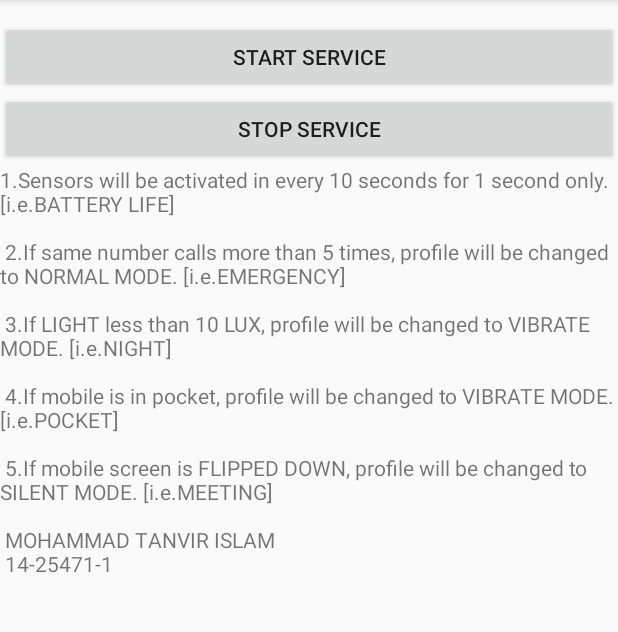
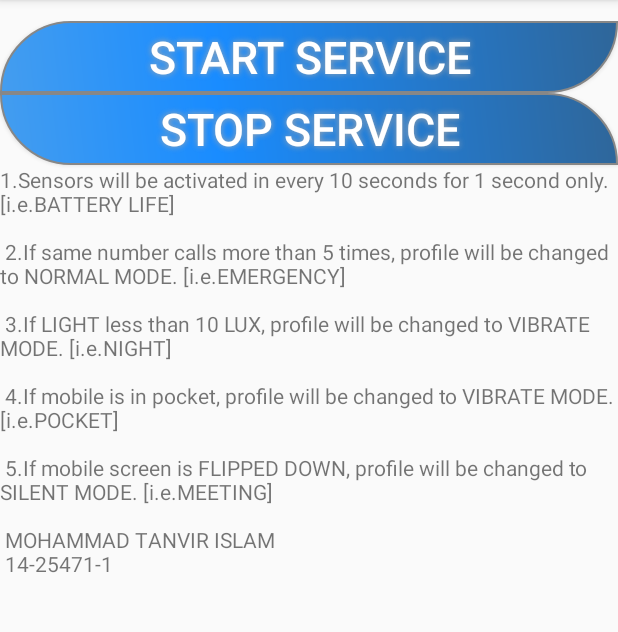
Before and after one commit to tanvieer/MyProjects, an Android app: the screen it shows after launch (MainActivity), on a phone screen of 412 x 824 dp, the part 84-716 px from its top. Run offline under Robolectric (Android 15) with nearby library versions, the phone set to English and light mode, and no system bars; our stand-ins replace AdMob; 2 statements that could not run were skipped.

Commit message:
AdMob and new UI

```diff
--- a/Android/MyAutoProfileManager/app/src/main/java/profilemanager/admob/tanvir/com/myautoprofilemanager/MainActivity.java
+++ b/Android/MyAutoProfileManager/app/src/main/java/profilemanager/admob/tanvir/com/myautoprofilemanager/MainActivity.java
@@ -14,8 +14,8 @@ import android.widget.Toast;
 
 public class MainActivity extends AppCompatActivity {
     // Remove the below line after defining your own ad unit ID.
-    private static final String TOAST_TEXT = "Test ads are being shown. "
-            + "To show live ads, replace the ad unit ID in res/values/strings.xml with your own ad unit ID.";
+    //private static final String TOAST_TEXT = "Test ads are being shown. "
+         //   + "To show live ads, replace the ad unit ID in res/values/strings.xml with your own ad unit ID.";
     private Intent myService;
 
 
--- a/Android/MyAutoProfileManager/app/src/main/java/profilemanager/admob/tanvir/com/myautoprofilemanager/ProfileManager.java
+++ b/Android/MyAutoProfileManager/app/src/main/java/profilemanager/admob/tanvir/com/myautoprofilemanager/ProfileManager.java
@@ -40,7 +40,7 @@ public class ProfileManager extends Service {
     @Nullable
     @Override
     public IBinder onBind(Intent intent) {
-        Log.d(TAG, "onBind Called");
+       // Log.d(TAG, "onBind Called");
         return null;
     }
 
@@ -53,9 +53,11 @@ public class ProfileManager extends Service {
         _AccelerometerSensor = sm.getSensorList(Sensor.TYPE_ACCELEROMETER).get(0);
         lightSensor = sm.getSensorList(Sensor.TYPE_LIGHT).get(0);
 
-        Log.d(TAG, "onStartCommand Called");
-        Log.d(TAG, "value_AccelarometerZ before =" + Double.toString(value_AccelarometerZ));
-        Log.d(TAG, "value_lightLux before =" + Double.toString(value_lightLux));
+      //  Log.d(TAG, "onStartCommand Called");
+      //  Log.d(TAG, "value_AccelarometerZ before =" + Double.toString(value_AccelarometerZ));
+      //  Log.d(TAG, "value_lightLux before =" + Double.toString(value_lightLux));
+        value_lightLux = 0.0;
+        value_AccelarometerZ = 0.0;
         AccelerometerCheckingStart();
         LightCheckingStart();
 
@@ -156,29 +158,36 @@ public class ProfileManager extends Service {
 //=================================================pROFILE===========================================
 
     private void ChangeProfile(){
-        Log.d(TAG,"ProfileChanger = "+myAudioManager.getRingerMode());
+        Log.d(TAG,"ProfileChanger RINGERMODE = "+myAudioManager.getRingerMode());   // 0 = silent, 1 = vibrate, 2 = normal
         if( MyCallReciver.callCounter < 5 && value_AccelarometerZ >-2 && value_lightLux<10 &&   myAudioManager.getRingerMode() != AudioManager.RINGER_MODE_VIBRATE) {
             Log.d("numrcv", "  PROFILE MANAGER night counter1  = " + MyCallReciver.callCounter);
+            Log.d(TAG, " night value_AccelarometerZ  = " + value_AccelarometerZ);
+            Log.d(TAG, " night value_lightLux  = " + value_lightLux);
             myAudioManager.setRingerMode(AudioManager.RINGER_MODE_VIBRATE);
         }
         else if( MyCallReciver.callCounter < 5 && value_AccelarometerZ <-7 && myAudioManager.getRingerMode() != AudioManager.RINGER_MODE_SILENT) {
             myAudioManager.setRingerMode(AudioManager.RINGER_MODE_SILENT);
             Log.d("numrcv", "  PROFILE MANAGER flipped counter2  = " + MyCallReciver.callCounter);
+            Log.d(TAG, " flipped value_AccelarometerZ  = " + value_AccelarometerZ);
+            Log.d(TAG, " flipped value_lightLux  = " + value_lightLux);
         }
         else if ( value_lightLux>500 && value_AccelarometerZ >-2 && myAudioManager.getRingerMode() != AudioManager.RINGER_MODE_NORMAL){
             myAudioManager.setRingerMode(AudioManager.RINGER_MODE_NORMAL);
             Log.d("numrcv", "  PROFILE MANAGER unflipped counter3  = " + MyCallReciver.callCounter);
+            Log.d(TAG, " UNflipped value_AccelarometerZ  = " + value_AccelarometerZ);
+            Log.d(TAG, " UNflipped value_lightLux  = " + value_lightLux);
         }
         if (MyCallReciver.callCounter > 4 && myAudioManager.getRingerMode() != AudioManager.RINGER_MODE_NORMAL){
             myAudioManager.setRingerMode(AudioManager.RINGER_MODE_NORMAL);
 
             Log.d("numrcv", "  PROFILE MANAGER emergency counter4  = " + MyCallReciver.callCounter);
+
+            Log.d(TAG, " EMERGENCY value_AccelarometerZ  = " + value_AccelarometerZ);
+            Log.d(TAG, " EMERGENCY value_lightLux  = " + value_lightLux);
+            Log.d(TAG, " EMERGENCY counter4  = " + MyCallReciver.callCounter);
         }
 
-        Log.d("numrcv", "  PROFILE MANAGER counter DEFAULT = " + MyCallReciver.callCounter);
-
-
-
+        Log.d(TAG, "  PROFILE MANAGER counter DEFAULT = " + MyCallReciver.callCounter);
 
     }
 
@@ -187,7 +196,7 @@ public class ProfileManager extends Service {
 
     public boolean TimeCompare() {
         // TODO Auto-generated method stub
-        Log.d("TEST_TAG", "Time Compare a dhukse");
+       // Log.d("TEST_TAG", "Time Compare a dhukse");
         Calendar c = Calendar.getInstance();
 
 
--- /dev/null
+++ b/Android/MyAutoProfileManager/app/src/main/res/drawable/buttonshape.xml
@@ -0,0 +1,27 @@
+<?xml version="1.0" encoding="utf-8"?>
+<shape xmlns:android="http://schemas.android.com/apk/res/android" android:shape="rectangle" >
+    <corners
+        android:topLeftRadius="50dp"
+        android:topRightRadius="0dp"
+        android:bottomLeftRadius="0dp"
+        android:bottomRightRadius="50dp"
+        />
+    <gradient
+        android:angle="45"
+        android:centerX="35%"
+        android:centerColor="#198CFF"
+        android:startColor="#449DEF"
+        android:endColor="#2F6699"
+        android:type="linear"
+        />
+    <padding
+        android:left="0dp"
+        android:top="0dp"
+        android:right="0dp"
+        android:bottom="0dp"
+        />
+    <stroke
+        android:width="1dp"
+        android:color="#878787"
+        />
+</shape>
--- /dev/null
+++ b/Android/MyAutoProfileManager/app/src/main/res/drawable/buttonshape2.xml
@@ -0,0 +1,27 @@
+<?xml version="1.0" encoding="utf-8"?>
+<shape xmlns:android="http://schemas.android.com/apk/res/android" android:shape="rectangle" >
+    <corners
+        android:topLeftRadius="0dp"
+        android:topRightRadius="50dp"
+        android:bottomLeftRadius="50dp"
+        android:bottomRightRadius="0dp"
+        />
+    <gradient
+        android:angle="45"
+        android:centerX="35%"
+        android:centerColor="#198CFF"
+        android:startColor="#449DEF"
+        android:endColor="#2F6699"
+        android:type="linear"
+        />
+    <padding
+        android:left="0dp"
+        android:top="0dp"
+        android:right="0dp"
+        android:bottom="0dp"
+        />
+    <stroke
+        android:width="1dp"
+        android:color="#878787"
+        />
+</shape>
--- a/Android/MyAutoProfileManager/app/src/main/res/layout/activity_main.xml
+++ b/Android/MyAutoProfileManager/app/src/main/res/layout/activity_main.xml
@@ -13,7 +13,7 @@
     android:layout_alignParentBottom="true"
     android:layout_centerHorizontal="true"
     ads:adSize="BANNER"
-    ads:adUnitId="@string/banner_ad_unit_id_old" />
+    ads:adUnitId="@string/banner_ad_unit_id" />
 
 
 
@@ -26,25 +26,46 @@
             android:layout_alignParentRight="true"
             android:layout_alignParentEnd="true"
             android:layout_above="@+id/adView">
+
                 <Button
                     android:text="@string/start"
                     android:layout_width="match_parent"
                     android:layout_height="wrap_content"
                     android:id="@+id/button"
-            android:onClick="onStartClicked" />
+                    android:onClick="onStartClicked"
+
+
+                    android:textColor="#FFFFFF"
+                    android:textSize="30sp"
+
+                    android:background="@drawable/buttonshape"
+
+                    android:shadowColor="#A8A8A8"
+                    android:shadowDx="0"
+                    android:shadowDy="0"
+                    android:shadowRadius="5"
+
+                    />
+
+
 
                 <Button
                     android:text="@string/stop"
                     android:layout_width="match_parent"
                     android:layout_height="wrap_content"
                     android:id="@+id/button2"
-            android:onClick="onStopClicked" />
+                    android:onClick="onStopClicked"
 
-        <TextView
-            android:text="@string/instruction"
-            android:layout_width="match_parent"
-            android:layout_height="wrap_content"
-            android:id="@+id/textView" />
+                    android:textColor="#FFFFFF"
+                    android:textSize="30sp"
+
+                    android:background="@drawable/buttonshape2"
+
+                    android:shadowColor="#A8A8A8"
+                    android:shadowDx="0"
+                    android:shadowDy="0"
+                    android:shadowRadius="5"/>
+
 
             <com.google.android.gms.ads.AdView
                 android:id="@+id/adView1"
@@ -54,6 +75,17 @@
                 android:layout_centerHorizontal="true"
                 ads:adSize="BANNER"
                 ads:adUnitId="@string/banner_ad_unit_id" />
+
+            <ScrollView
+                android:layout_width="match_parent"
+                android:layout_height="match_parent">
+                <TextView
+                    android:text="@string/instruction"
+                    android:layout_width="match_parent"
+                    android:layout_height="wrap_content"
+                    android:id="@+id/textView" />
+                </ScrollView>
+
         </LinearLayout>
 
 </RelativeLayout>
```
Lines whose indentation alone changed are shown as unchanged.
